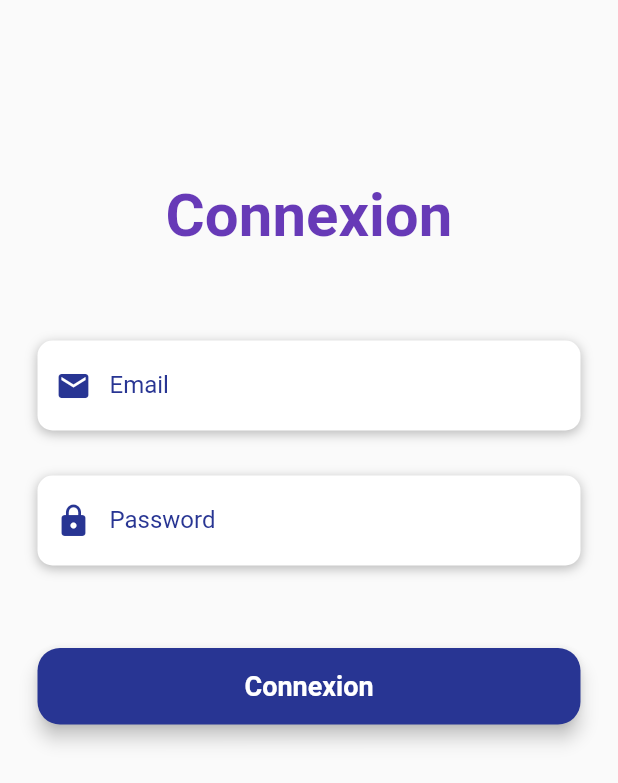
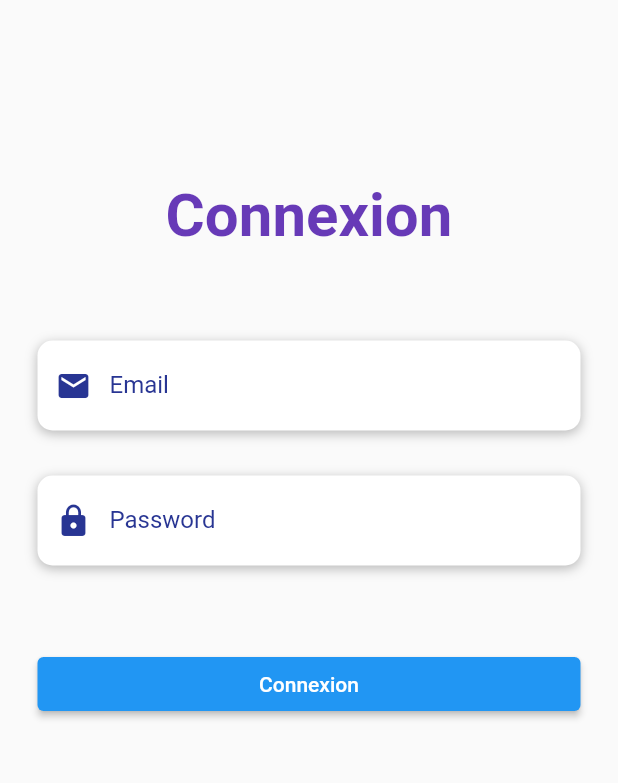
Before and after one commit to kossonou93/gseemobile, a Flutter app: the screen it shows after launch, on a phone screen of 412 x 824 dp. Shown: the top 783 px of the screen. Run offline on Flutter 3.47's test engine with Material 2 defaults, Android fonts, the phone set to English and light mode, and no system bars; our stand-ins replace toast; statements that could not run were skipped.

Commit message:
--- Auto-Git Commit ---

```diff
--- a/lib/login/login_screen.dart
+++ b/lib/login/login_screen.dart
@@ -175,8 +175,13 @@ Widget buildLoginBtn() {
     return Container(
       padding: EdgeInsets.symmetric(vertical: 35),
       width: double.infinity,
-      child: RaisedButton(
-        elevation: 5,
+      child: ElevatedButton(
+        child: Text('Connexion'),
+        style: ElevatedButton.styleForm({
+          Color primary,
+          double elevation
+        }),
+        //elevation: 5,
         onPressed: () async{
           //Navigator.pushNamed(context, EtudiantHome.routeName)
              if (_formKey.currentState.validate()) {
@@ -221,21 +226,21 @@ Widget buildLoginBtn() {
               }
             },
         //=> print('Login Pressed'),
-        padding: EdgeInsets.all(15),
-        shape: RoundedRectangleBorder(
-          borderRadius: BorderRadius.circular(15)
+        //padding: EdgeInsets.all(15),
+        //shape: RoundedRectangleBorder(
+         // borderRadius: BorderRadius.circular(15)
         ),
-        color: Color(0xFF283593),
-        child: Text(
+        //color: Color(0xFF283593),
+        /*child: Text(
           "Connexion",
           style: TextStyle(
             color: Colors.white,
             fontSize: 18,
             fontWeight: FontWeight.bold
           ),
-        ),
-        )
-    );
+        ),*/
+        );
+    //);
   }
 
 }
```
Also changed, not shown: .autogit/logs/log-15-6-2021-10-50-57.txt (added).
